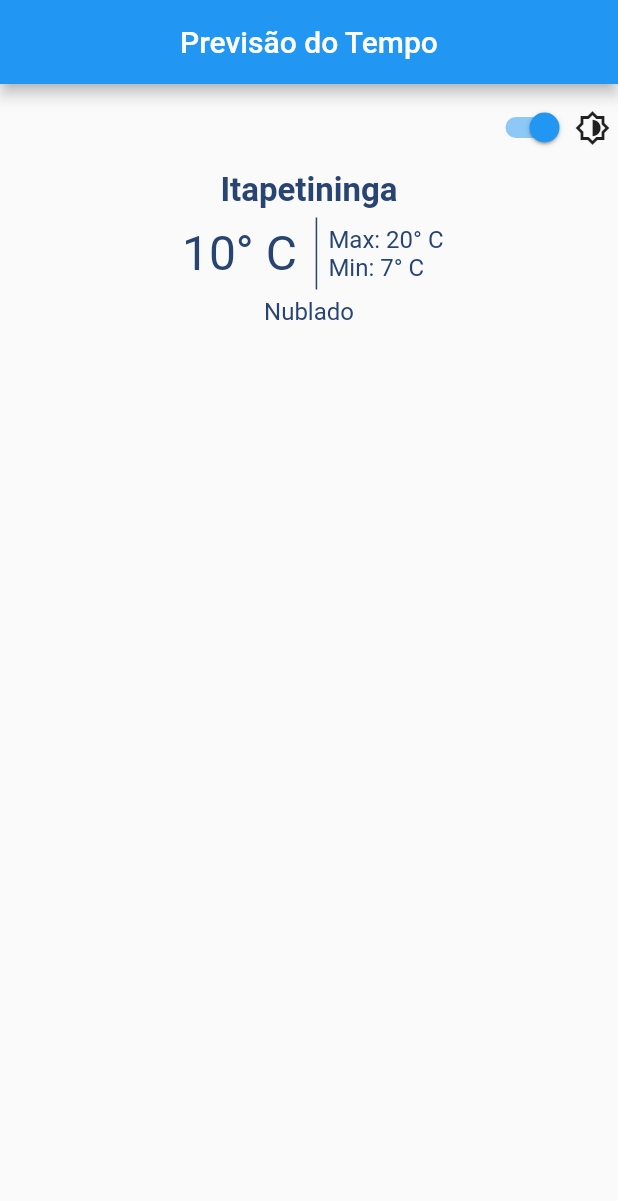
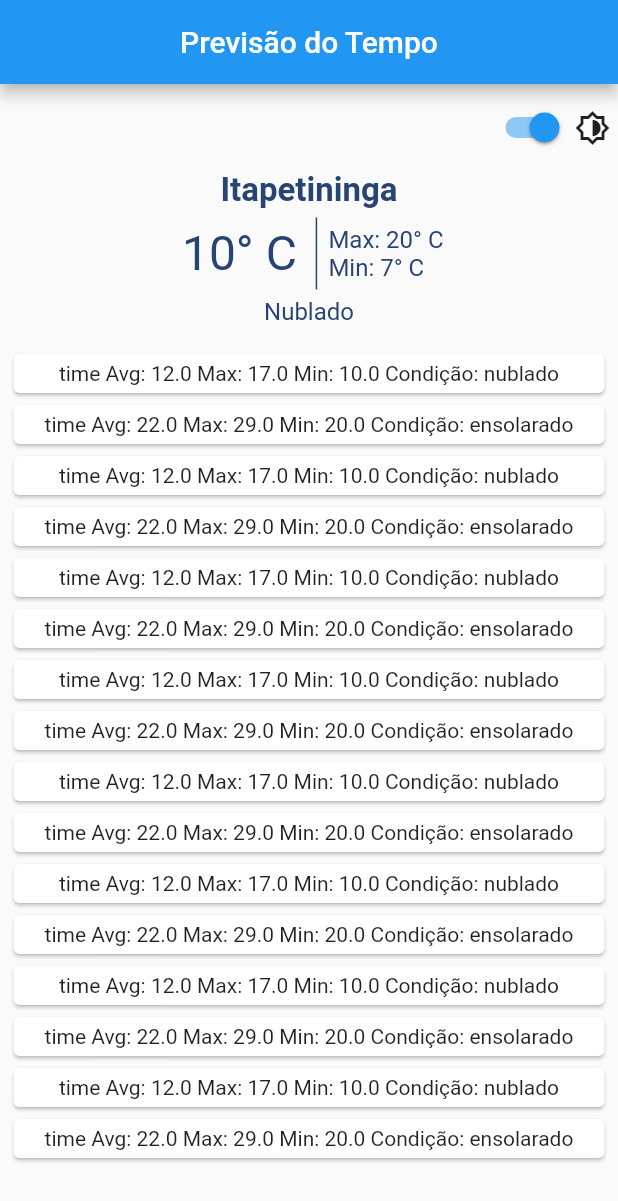
Before and after one commit to guilhermebrrrs/previsao_tempo, a Flutter app: the screen it shows after launch, on a phone screen of 412 x 824 dp. Shown: the top 1201 px of the screen. Run offline on Flutter 3.47's test engine with Material 2 defaults, Android fonts, the phone set to English and light mode, and no system bars.

Commit message:
feat: Add WeatherForecastCard refactor: improve weather mock

```diff
--- a/lib/entities/WeatherForecastItem.dart
+++ b/lib/entities/WeatherForecastItem.dart
@@ -1,11 +1,15 @@
 class WeatherForecastItem {
+  final double averageTemperatureForecast;
   final String description;
-  final double currentTemperature;
+  final double maxTemperatureForecast;
+  final double minTemperatureForecast;
   final String time;
 
   WeatherForecastItem({
+    required this.averageTemperatureForecast,
     required this.description,
-    required this.currentTemperature,
+    required this.maxTemperatureForecast,
+    required this.minTemperatureForecast,
     required this.time,
   }) : super();
 }
--- a/lib/screens/Home/widgets/Body.dart
+++ b/lib/screens/Home/widgets/Body.dart
@@ -1,4 +1,5 @@
 import 'package:flutter/material.dart';
+import 'package:previsao_tempo/screens/Home/widgets/Forecasts.dart';
 import 'package:previsao_tempo/screens/Home/widgets/Info.dart';
 
 class Body extends StatelessWidget {
@@ -14,6 +15,7 @@ class Body extends StatelessWidget {
             maxTemperature: "20",
             minTemperature: "7",
           ),
+          Forecasts(),
         ],
       ),
     );
--- a/lib/screens/Home/widgets/Forecasts.dart
+++ b/lib/screens/Home/widgets/Forecasts.dart
@@ -1,21 +1,32 @@
 import 'package:flutter/material.dart';
 import 'package:previsao_tempo/entities/WeatherForecastItem.dart';
+import 'package:previsao_tempo/screens/Home/widgets/WeatherForecastCard.dart';
+import 'package:previsao_tempo/services/WeatherService.dart';
 
 class Forecasts extends StatelessWidget {
-  final List<WeatherForecastItem> latestForecasts;
-
-  Forecasts({
-    required this.latestForecasts,
-  }) : super();
+  final List<WeatherForecastItem> latestForecasts =
+      WeatherForecastService().getLatestForecasts();
 
   @override
   Widget build(BuildContext context) {
-    return ListView(
-      children: [
-        Card(
-          child: Text("Olá mundo"),
+    return Expanded(
+      child: Padding(
+        child: ListView.builder(
+          itemBuilder: (context, index) {
+            var item = latestForecasts[index];
+
+            return WeatherForecastCard(
+              textValue: "${item.time} " +
+                  "Avg: ${item.averageTemperatureForecast} " +
+                  "Max: ${item.maxTemperatureForecast} " +
+                  "Min: ${item.minTemperatureForecast} " +
+                  "Condição: ${item.description}",
+            );
+          },
+          itemCount: latestForecasts.length,
         ),
-      ],
+        padding: EdgeInsets.all(5),
+      ),
     );
   }
 }
--- /dev/null
+++ b/lib/screens/Home/widgets/WeatherForecastCard.dart
@@ -0,0 +1,24 @@
+import 'package:flutter/cupertino.dart';
+import 'package:flutter/material.dart';
+
+class WeatherForecastCard extends StatelessWidget {
+  final String textValue;
+
+  WeatherForecastCard({
+    Key? key,
+    required this.textValue,
+  }) : super(key: key,);
+
+  @override
+  Widget build(BuildContext context) {
+    return Card(
+      child: Padding(
+        child: Text(
+          textValue,
+          textAlign: TextAlign.center,
+        ),
+        padding: EdgeInsets.all(5),
+      ),
+    );
+  }
+}
--- a/lib/services/WeatherService.dart
+++ b/lib/services/WeatherService.dart
@@ -4,13 +4,115 @@ class WeatherForecastService {
   List<WeatherForecastItem> getLatestForecasts() {
     return [
       WeatherForecastItem(
-        description: 'description',
-        currentTemperature: 10,
+        averageTemperatureForecast: 12,
+        description: 'nublado',
+        maxTemperatureForecast: 17,
+        minTemperatureForecast: 10,
         time: 'time',
       ),
       WeatherForecastItem(
-        description: 'description',
-        currentTemperature: 20,
+        averageTemperatureForecast: 22,
+        description: 'ensolarado',
+        maxTemperatureForecast: 29,
+        minTemperatureForecast: 20,
+        time: 'time',
+      ),
+      WeatherForecastItem(
+        averageTemperatureForecast: 12,
+        description: 'nublado',
+        maxTemperatureForecast: 17,
+        minTemperatureForecast: 10,
+        time: 'time',
+      ),
+      WeatherForecastItem(
+        averageTemperatureForecast: 22,
+        description: 'ensolarado',
+        maxTemperatureForecast: 29,
+        minTemperatureForecast: 20,
+        time: 'time',
+      ),
+      WeatherForecastItem(
+        averageTemperatureForecast: 12,
+        description: 'nublado',
+        maxTemperatureForecast: 17,
+        minTemperatureForecast: 10,
+        time: 'time',
+      ),
+      WeatherForecastItem(
+        averageTemperatureForecast: 22,
+        description: 'ensolarado',
+        maxTemperatureForecast: 29,
+        minTemperatureForecast: 20,
+        time: 'time',
+      ),
+      WeatherForecastItem(
+        averageTemperatureForecast: 12,
+        description: 'nublado',
+        maxTemperatureForecast: 17,
+        minTemperatureForecast: 10,
+        time: 'time',
+      ),
+      WeatherForecastItem(
+        averageTemperatureForecast: 22,
+        description: 'ensolarado',
+        maxTemperatureForecast: 29,
+        minTemperatureForecast: 20,
+        time: 'time',
+      ),
+      WeatherForecastItem(
+        averageTemperatureForecast: 12,
+        description: 'nublado',
+        maxTemperatureForecast: 17,
+        minTemperatureForecast: 10,
+        time: 'time',
+      ),
+      WeatherForecastItem(
+        averageTemperatureForecast: 22,
+        description: 'ensolarado',
+        maxTemperatureForecast: 29,
+        minTemperatureForecast: 20,
+        time: 'time',
+      ),
+      WeatherForecastItem(
+        averageTemperatureForecast: 12,
+        description: 'nublado',
+        maxTemperatureForecast: 17,
+        minTemperatureForecast: 10,
+        time: 'time',
+      ),
+      WeatherForecastItem(
+        averageTemperatureForecast: 22,
+        description: 'ensolarado',
+        maxTemperatureForecast: 29,
+        minTemperatureForecast: 20,
+        time: 'time',
+      ),
+      WeatherForecastItem(
+        averageTemperatureForecast: 12,
+        description: 'nublado',
+        maxTemperatureForecast: 17,
+        minTemperatureForecast: 10,
+        time: 'time',
+      ),
+      WeatherForecastItem(
+        averageTemperatureForecast: 22,
+        description: 'ensolarado',
+        maxTemperatureForecast: 29,
+        minTemperatureForecast: 20,
+        time: 'time',
+      ),
+      WeatherForecastItem(
+        averageTemperatureForecast: 12,
+        description: 'nublado',
+        maxTemperatureForecast: 17,
+        minTemperatureForecast: 10,
+        time: 'time',
+      ),
+      WeatherForecastItem(
+        averageTemperatureForecast: 22,
+        description: 'ensolarado',
+        maxTemperatureForecast: 29,
+        minTemperatureForecast: 20,
         time: 'time',
       ),
     ];
```
